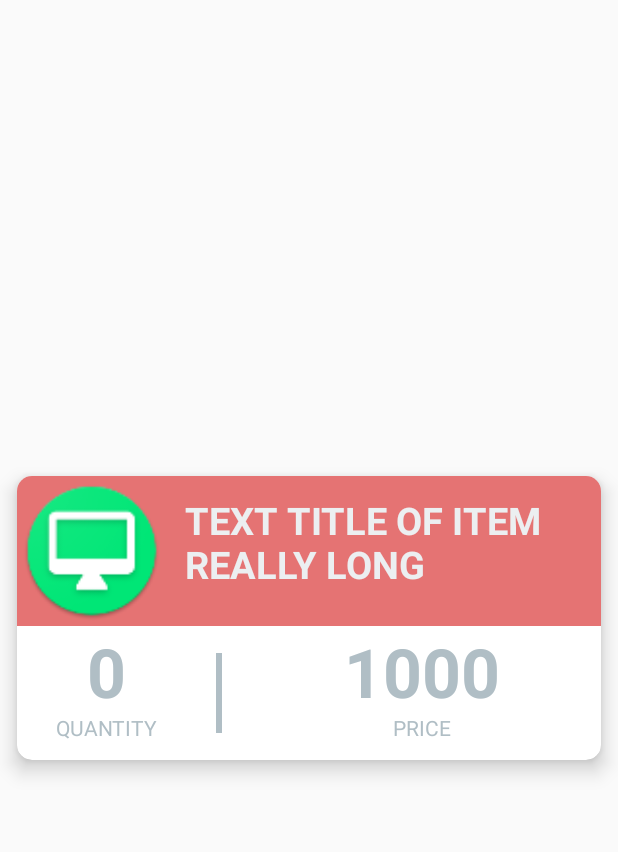
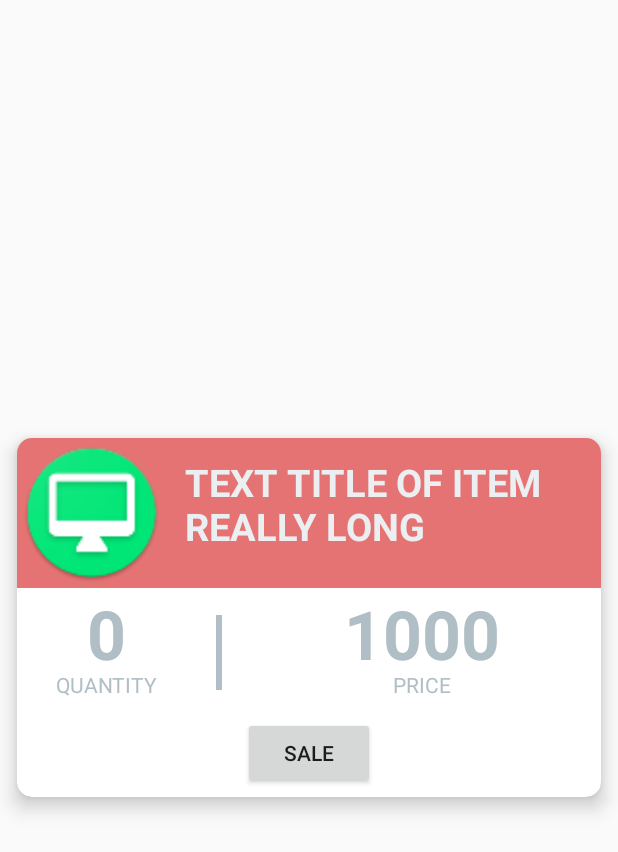
Before and after one commit to carlosgilsaenz/ComputerInventory, an Android app: the layout cardview_item.xml on its own in the app's theme, with its tools: preview values and no code run, on a phone screen of 412 x 824 dp. Shown: the top 852 px of the screen. Run offline under Robolectric (Android 15) with nearby library versions, the phone set to English and light mode, and no system bars.

Commit message:
2.2 Add Sale Button on CardView

```diff
--- a/app/src/main/java/com/example/android/computerinventory/DetailActivity.java
+++ b/app/src/main/java/com/example/android/computerinventory/DetailActivity.java
@@ -32,6 +32,8 @@ import butterknife.OnClick;
 public class DetailActivity extends AppCompatActivity implements LoaderManager.LoaderCallbacks<Cursor>{
 
     private static final String SET_TYPE = "text/plain";
+
+    private static final String SET_DATA = "mailto:";
 
     private static final String STRING_SEPARATOR = "_,_";
 
@@ -132,6 +134,7 @@ public class DetailActivity extends AppCompatActivity implements LoaderManager.L
                 }  else{
                     Intent intent = new Intent(android.content.Intent.ACTION_SEND);
                     intent.setType(SET_TYPE);
+                    intent.setData(Uri.parse(SET_DATA));
                     intent.putExtra(Intent.EXTRA_EMAIL, email);
                     intent.putExtra(Intent.EXTRA_SUBJECT,purchaseOrder);
                     startActivity(Intent.createChooser(intent,getString(R.string.detail_act_send_email)));
--- a/app/src/main/java/com/example/android/computerinventory/InventoryActivity.java
+++ b/app/src/main/java/com/example/android/computerinventory/InventoryActivity.java
@@ -102,7 +102,8 @@ public class InventoryActivity extends AppCompatActivity implements LoaderManage
                 inventoryEntry.PRODUCT_NAME,
                 inventoryEntry.PRODUCT_TYPE,
                 inventoryEntry.PRODUCT_QUANTITY,
-                inventoryEntry.PRODUCT_PRICE};
+                inventoryEntry.PRODUCT_PRICE,
+                inventoryEntry.PRODUCT_HISTORY};
 
         return new CursorLoader(this, inventoryEntry.CONTENT_URI, projection, null, null, null);
     }
--- a/app/src/main/res/layout/cardview_item.xml
+++ b/app/src/main/res/layout/cardview_item.xml
@@ -30,7 +30,7 @@
 
         <LinearLayout
             android:layout_width="match_parent"
-            android:layout_height="match_parent"
+            android:layout_height="wrap_content"
             android:orientation="horizontal">
 
             <RelativeLayout
@@ -70,5 +70,12 @@
 
             </RelativeLayout>
         </LinearLayout>
+
+            <Button
+                android:id="@+id/card_sale_button"
+                android:text="Sale"
+                style="@style/cardview_sale_button" />
+
+
     </LinearLayout>
 </android.support.v7.widget.CardView>
--- a/app/src/main/res/values/dimens.xml
+++ b/app/src/main/res/values/dimens.xml
@@ -19,7 +19,7 @@
     <dimen name="detail_quantity_h">60sp</dimen>
 
     <!-- Card View -->
-    <dimen name="card_h">220dp</dimen>
+    <dimen name="card_h">270dp</dimen>
     <dimen name="card_elevation">8dp</dimen>
     <dimen name="card_radius">10dp</dimen>
     <dimen name="card_image">100dp</dimen>
--- a/app/src/main/res/values/styles.xml
+++ b/app/src/main/res/values/styles.xml
@@ -268,7 +268,7 @@
 
     <style name="cardview_view">
         <item name="android:layout_width">@dimen/view_width</item>
-        <item name="android:layout_height">match_parent</item>
+        <item name="android:layout_height">50dp</item>
         <item name="android:layout_marginBottom">@dimen/view_margin_vertical</item>
         <item name="android:layout_marginLeft">@dimen/view_margin_horizontal</item>
         <item name="android:layout_marginRight">@dimen/view_margin_horizontal</item>
@@ -311,4 +311,11 @@
         <item name="android:textSize">@dimen/text_size_tiny</item>
     </style>
 
+    <style name="cardview_sale_button">
+        <item name="android:layout_width">wrap_content</item>
+        <item name="android:layout_height">wrap_content</item>
+        <item name="android:layout_gravity">center</item>
+        <item name="android:layout_marginBottom">2dp</item>
+    </style>
+
 </resources>
```
Also changed, not shown: app/src/main/java/com/example/android/computerinventory/AddActivity.java (+9 -3 lines), app/src/main/java/com/example/android/computerinventory/RecyclerAdapter.java (+59 -1 lines).
